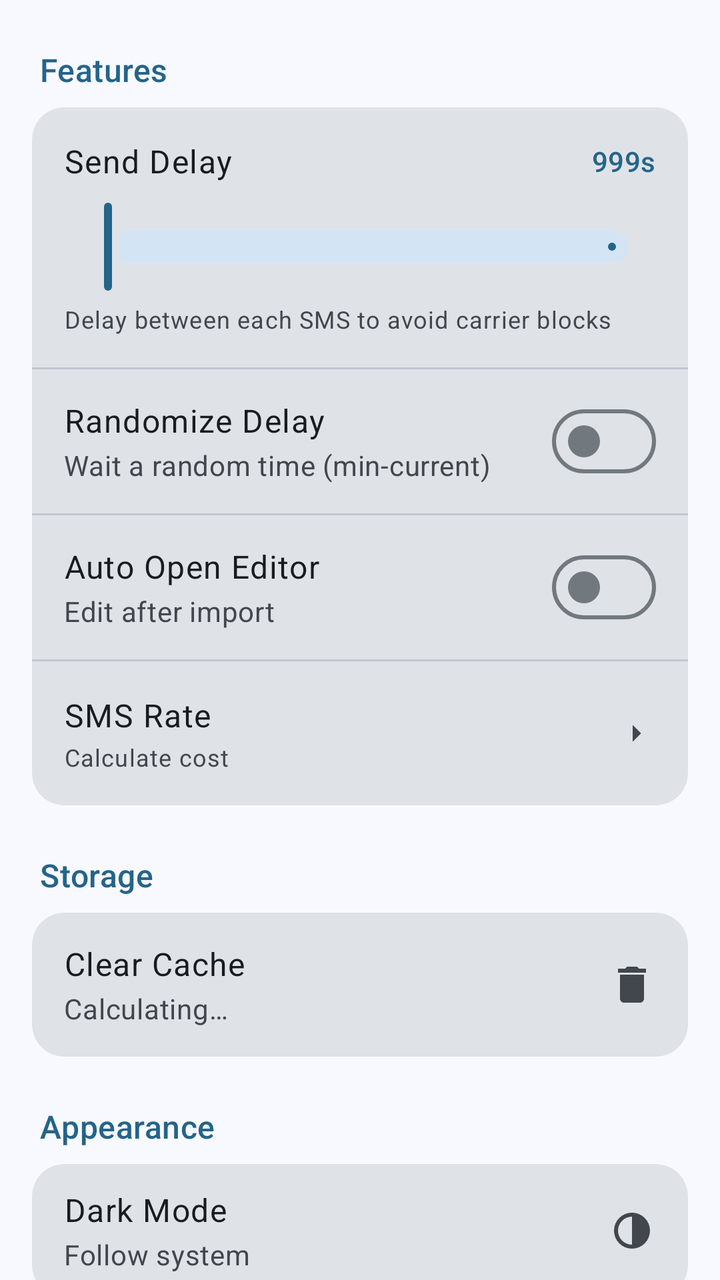
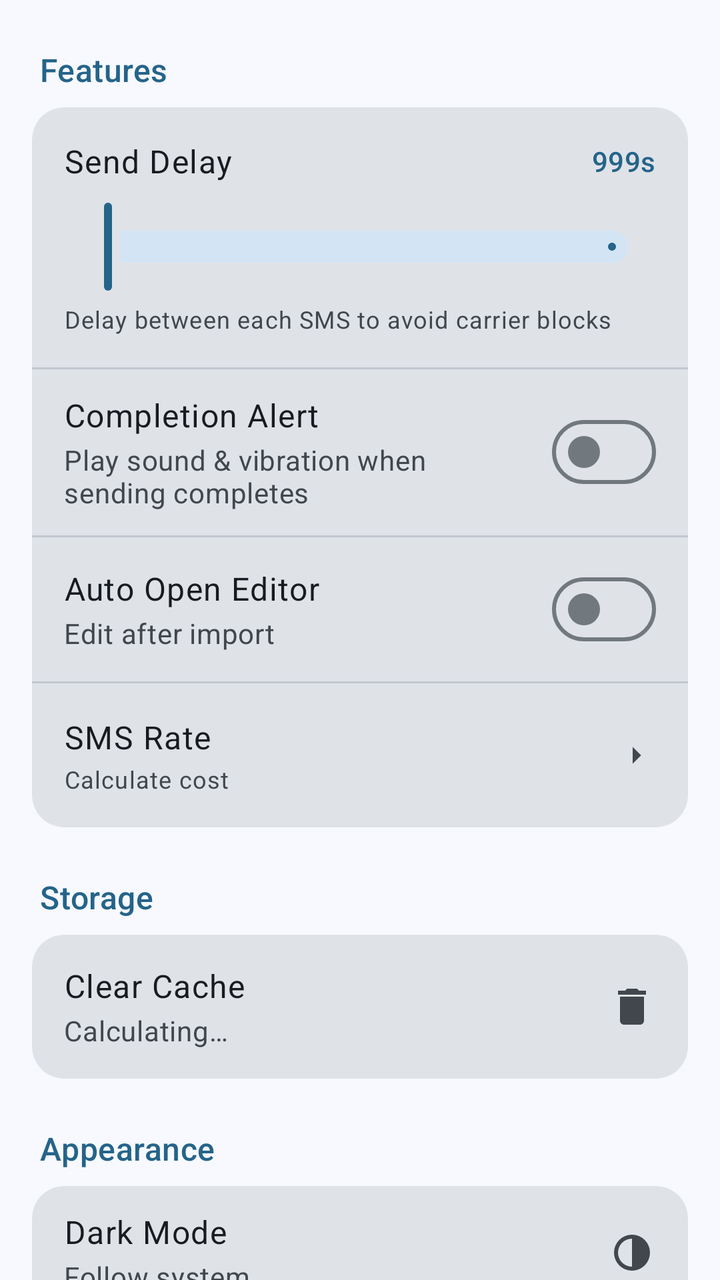

Two renders of the same Android screen: before a commit and after it. Below are the layout's source before the change and the commit's diff.
<!-- AndroidManifest.xml: application theme AppTheme -->
<!-- res/layout/layout_setting.xml -->
<androidx.core.widget.NestedScrollView xmlns:android="http://schemas.android.com/apk/res/android"
    xmlns:app="http://schemas.android.com/apk/res-auto"
    android:layout_width="match_parent"
    android:layout_height="match_parent"
    android:id="@+id/setting_container"
    android:focusable="true"
    android:focusableInTouchMode="true"
    android:fillViewport="true">

    <LinearLayout
        android:layout_width="match_parent"
        android:layout_height="wrap_content"
        android:orientation="vertical"
        android:paddingHorizontal="16dp"
        android:paddingBottom="32dp">

        
        <TextView
            android:layout_width="wrap_content"
            android:layout_height="wrap_content"
            android:layout_marginTop="24dp"
            android:layout_marginBottom="8dp"
            android:layout_marginStart="4dp"
            android:text="@string/category_features"
            android:textAppearance="?attr/textAppearanceTitleMedium"
            android:textColor="?attr/colorPrimary" />

        <com.google.android.material.card.MaterialCardView
            style="?attr/materialCardViewFilledStyle"
            android:layout_width="match_parent"
            android:layout_height="wrap_content"
            app:cardCornerRadius="16dp">

            <LinearLayout
                android:layout_width="match_parent"
                android:layout_height="wrap_content"
                android:orientation="vertical"
                android:divider="@drawable/divider_horizontal"
                android:showDividers="middle">




                
                <LinearLayout
                    android:layout_width="match_parent"
                    android:layout_height="wrap_content"
                    android:orientation="vertical"
                    android:paddingHorizontal="16dp"
                    android:paddingVertical="16dp">

                    <LinearLayout
                        android:layout_width="match_parent"
                        android:layout_height="wrap_content"
                        android:gravity="center_vertical"
                        android:orientation="horizontal">


                        <TextView
                            android:layout_width="0dp"
                            android:layout_height="wrap_content"
                            android:layout_weight="1"
                            android:text="@string/send_delay"
                            android:textAppearance="?attr/textAppearanceBodyLarge"
                            android:textColor="?attr/colorOnSurface" />

                        <TextView
                            android:id="@+id/tv_delay_value"
                            android:layout_width="wrap_content"
                            android:layout_height="wrap_content"
                            android:text="999s"
                            android:textAppearance="?attr/textAppearanceLabelLarge"
                            android:textColor="?attr/colorPrimary" />
                    </LinearLayout>

                    <com.google.android.material.slider.Slider
                        android:id="@+id/slider_delay"
                        android:layout_width="match_parent"
                        android:layout_height="wrap_content"
                        android:layout_marginTop="8dp"
                        app:tickVisible="false" />

                    <TextView
                        android:layout_width="wrap_content"
                        android:layout_height="wrap_content"
                        android:layout_marginTop="4dp"
                        android:text="@string/send_delay_summary"
                        android:textAppearance="?attr/textAppearanceBodySmall"
                        android:textColor="?attr/colorOnSurfaceVariant" />
                </LinearLayout>

                
                <LinearLayout
                    android:layout_width="match_parent"
                    android:layout_height="wrap_content"
                    android:gravity="center_vertical"
                    android:minHeight="72dp"
                    android:orientation="horizontal"
                    android:paddingHorizontal="16dp"
                    android:paddingVertical="12dp">

                    <LinearLayout
                        android:layout_width="0dp"
                        android:layout_height="wrap_content"
                        android:layout_weight="1"
                        android:orientation="vertical">

                        <TextView
                            android:layout_width="wrap_content"
                            android:layout_height="wrap_content"
                            android:text="@string/randomize_delay"
                            android:textAppearance="?attr/textAppearanceBodyLarge"
                            android:textColor="?attr/colorOnSurface" />

                        <TextView
                            android:layout_width="wrap_content"
                            android:layout_height="wrap_content"
                            android:layout_marginTop="2dp"
                            android:text="@string/randomize_delay_summary"
                            android:textAppearance="?attr/textAppearanceBodyMedium"
                            android:textColor="?attr/colorOnSurfaceVariant" />
                    </LinearLayout>

                    <com.google.android.material.materialswitch.MaterialSwitch
                        android:id="@+id/switch_randomize_delay"
                        android:layout_width="wrap_content"
                        android:layout_height="wrap_content"
                        android:layout_marginStart="16dp" />
                </LinearLayout>

                
                <LinearLayout
                    android:layout_width="match_parent"
                    android:layout_height="wrap_content"
                    android:gravity="center_vertical"
                    android:minHeight="72dp"
                    android:orientation="horizontal"
                    android:paddingHorizontal="16dp"
                    android:paddingVertical="12dp">

                    <LinearLayout
                        android:layout_width="0dp"
                        android:layout_height="wrap_content"
                        android:layout_weight="1"
                        android:orientation="vertical">

                        <TextView
                            android:layout_width="wrap_content"
                            android:layout_height="wrap_content"
                            android:text="@string/auto_open_editor"
                            android:textAppearance="?attr/textAppearanceBodyLarge"
                            android:textColor="?attr/colorOnSurface" />

                        <TextView
                            android:layout_width="wrap_content"
                            android:layout_height="wrap_content"
                            android:layout_marginTop="2dp"
                            android:text="@string/auto_open_editor_summary"
                            android:textAppearance="?attr/textAppearanceBodyMedium"
                            android:textColor="?attr/colorOnSurfaceVariant" />
                    </LinearLayout>

                    <com.google.android.material.materialswitch.MaterialSwitch
                        android:id="@+id/switch_auto_editor"
                        android:layout_width="wrap_content"
                        android:layout_height="wrap_content"
                        android:layout_marginStart="16dp" />
                </LinearLayout>
                
                
                <LinearLayout
                    android:id="@+id/card_sms_rate"
                    android:layout_width="match_parent"
                    android:layout_height="wrap_content"
                    android:clickable="true"
                    android:focusable="true"
                    android:gravity="center_vertical"
                    android:orientation="horizontal"
                    android:paddingHorizontal="16dp"
                    android:paddingVertical="16dp"
                    android:background="?attr/selectableItemBackground">


                    <LinearLayout
                        android:layout_width="0dp"
                        android:layout_height="wrap_content"
                        android:layout_weight="1"
                        android:orientation="vertical">
                        <TextView
                            android:layout_width="wrap_content"
                            android:layout_height="wrap_content"
                            android:text="@string/sms_cost"
                            android:textAppearance="?attr/textAppearanceBodyLarge"
                            android:textColor="?attr/colorOnSurface" />
                        <TextView
                            android:layout_width="wrap_content"
                            android:layout_height="wrap_content"
                            android:layout_marginTop="2dp"
                            android:text="@string/sms_cost_summary"
                            android:textAppearance="?attr/textAppearanceBodySmall"
                            android:textColor="?attr/colorOnSurfaceVariant" />
                    </LinearLayout>

                    <TextView
                        android:id="@+id/tv_sms_rate_value"
                        android:layout_width="wrap_content"
                        android:layout_height="wrap_content"
                        android:layout_marginEnd="8dp"
                        android:textAppearance="?attr/textAppearanceLabelLarge"
                        android:textColor="?attr/colorPrimary" />

                    <ImageView
                        android:layout_width="20dp"
                        android:layout_height="20dp"
                        android:src="@drawable/ic_chevron_right"
                        app:tint="?attr/colorOnSurfaceVariant" />
                </LinearLayout>

            </LinearLayout>
        </com.google.android.material.card.MaterialCardView>

        
        <TextView
            android:layout_width="wrap_content"
            android:layout_height="wrap_content"
            android:layout_marginTop="24dp"
            android:layout_marginBottom="8dp"
            android:layout_marginStart="4dp"
            android:text="@string/category_storage"
            android:textAppearance="?attr/textAppearanceTitleMedium"
            android:textColor="?attr/colorPrimary" />

        <com.google.android.material.card.MaterialCardView
            android:id="@+id/card_clear_cache"
            style="?attr/materialCardViewFilledStyle"
            android:layout_width="match_parent"
            android:layout_height="wrap_content"
            android:clickable="true"
            android:focusable="true"
            app:cardCornerRadius="16dp"
            app:rippleColor="?attr/colorPrimaryContainer">

            <LinearLayout
                android:layout_width="match_parent"
                android:layout_height="wrap_content"
                android:gravity="center_vertical"
                android:minHeight="72dp"
                android:orientation="horizontal"
                android:paddingHorizontal="16dp"
                android:paddingVertical="12dp">

                <LinearLayout
                    android:layout_width="0dp"
                    android:layout_height="wrap_content"
                    android:layout_weight="1"
                    android:orientation="vertical">

                    <TextView
                        android:layout_width="wrap_content"
                        android:layout_height="wrap_content"
                        android:text="@string/clear_cache"
                        android:textAppearance="?attr/textAppearanceBodyLarge"
                        android:textColor="?attr/colorOnSurface" />

                    <TextView
                        android:id="@+id/tv_cache"
                        android:layout_width="wrap_content"
                        android:layout_height="wrap_content"
                        android:layout_marginTop="2dp"
                        android:text="@string/calculating"
                        android:textAppearance="?attr/textAppearanceBodyMedium"
                        android:textColor="?attr/colorOnSurfaceVariant" />
                </LinearLayout>

                <ImageView
                    android:layout_width="24dp"
                    android:layout_height="24dp"
                    android:layout_marginStart="16dp"
                    android:src="@drawable/ic_delete"
                    app:tint="?attr/colorOnSurfaceVariant" />

            </LinearLayout>
        </com.google.android.material.card.MaterialCardView>

        
        <TextView
            android:layout_width="wrap_content"
            android:layout_height="wrap_content"
            android:layout_marginTop="24dp"
            android:layout_marginBottom="8dp"
            android:layout_marginStart="4dp"
            android:text="@string/category_appearance"
            android:textAppearance="?attr/textAppearanceTitleMedium"
            android:textColor="?attr/colorPrimary" />

        <com.google.android.material.card.MaterialCardView
            style="?attr/materialCardViewFilledStyle"
            android:layout_width="match_parent"
            android:layout_height="wrap_content"
            app:cardCornerRadius="16dp">

            <LinearLayout
                android:layout_width="match_parent"
                android:layout_height="wrap_content"
                android:orientation="vertical"
                android:divider="@drawable/divider_horizontal"
                android:showDividers="middle">

                
                <LinearLayout
                    android:id="@+id/row_dark_mode"
                    android:layout_width="match_parent"
                    android:layout_height="wrap_content"
                    android:clickable="true"
                    android:focusable="true"
                    android:gravity="center_vertical"
                    android:minHeight="64dp"
                    android:orientation="horizontal"
                    android:paddingHorizontal="16dp"
                    android:paddingVertical="12dp"
                    android:background="?attr/selectableItemBackground">

                    <LinearLayout
                        android:layout_width="0dp"
                        android:layout_height="wrap_content"
                        android:layout_weight="1"
                        android:orientation="vertical">

                        <TextView
                            android:layout_width="wrap_content"
                            android:layout_height="wrap_content"
                            android:text="@string/dark_mode"
                            android:textAppearance="?attr/textAppearanceBodyLarge"
                            android:textColor="?attr/colorOnSurface" />

                        <TextView
                            android:id="@+id/tv_dark_mode_summary"
                            android:layout_width="wrap_content"
                            android:layout_height="wrap_content"
                            android:layout_marginTop="2dp"
                            android:text="@string/dark_mode_summary_system"
                            android:textAppearance="?attr/textAppearanceBodyMedium"
                            android:textColor="?attr/colorOnSurfaceVariant" />
                    </LinearLayout>

                    <ImageView
                        android:layout_width="24dp"
                        android:layout_height="24dp"
                        android:layout_marginStart="16dp"
                        android:src="@drawable/ic_dark_mode"
                        app:tint="?attr/colorOnSurfaceVariant" />

                </LinearLayout>

            </LinearLayout>
        </com.google.android.material.card.MaterialCardView>

        
        <TextView
            android:layout_width="wrap_content"
            android:layout_height="wrap_content"
            android:layout_marginTop="24dp"
            android:layout_marginBottom="8dp"
            android:layout_marginStart="4dp"
            android:text="@string/category_others"
            android:textAppearance="?attr/textAppearanceTitleMedium"
            android:textColor="?attr/colorPrimary" />

        <com.google.android.material.card.MaterialCardView
            style="?attr/materialCardViewFilledStyle"
            android:layout_width="match_parent"
            android:layout_height="wrap_content"
            app:cardCornerRadius="16dp">

            <LinearLayout
                android:layout_width="match_parent"
                android:layout_height="wrap_content"
                android:showDividers="middle"
                android:divider="@drawable/divider_horizontal"
                android:orientation="vertical">

                
                <LinearLayout
                    android:layout_width="match_parent"
                    android:layout_height="wrap_content"
                    android:gravity="center_vertical"
                    android:minHeight="72dp"
                    android:orientation="horizontal"
                    android:paddingHorizontal="16dp"
                    android:paddingVertical="12dp">

                    <LinearLayout
                        android:layout_width="0dp"
                        android:layout_height="wrap_content"
                        android:layout_weight="1"
                        android:orientation="vertical">

                        <TextView
                            android:layout_width="wrap_content"
                            android:layout_height="wrap_content"
                            android:text="@string/sensitive_word_filter"
                            android:textAppearance="?attr/textAppearanceBodyLarge"
                            android:textColor="?attr/colorOnSurface" />

                        <TextView
                            android:layout_width="wrap_content"
                            android:layout_height="wrap_content"
                            android:layout_marginTop="2dp"
                            android:text="@string/sensitive_word_filter_summary"
                            android:textAppearance="?attr/textAppearanceBodyMedium"
                            android:textColor="?attr/colorOnSurfaceVariant" />
                    </LinearLayout>

                    <com.google.android.material.materialswitch.MaterialSwitch
                        android:id="@+id/switch_sensitive_word"
                        android:layout_width="wrap_content"
                        android:layout_height="wrap_content"
                        android:layout_marginStart="16dp" />
                </LinearLayout>

                <LinearLayout
                    android:id="@+id/row_language"
                    android:layout_width="match_parent"
                    android:layout_height="wrap_content"
                    android:clickable="true"
                    android:focusable="true"
                    android:gravity="center_vertical"
                    android:minHeight="64dp"
                    android:orientation="horizontal"
                    android:paddingHorizontal="16dp"
                    android:paddingVertical="12dp"
                    android:background="?attr/selectableItemBackground">

                    <LinearLayout
                        android:layout_width="0dp"
                        android:layout_height="wrap_content"
                        android:layout_weight="1"
                        android:orientation="vertical">

                        <TextView
                            android:layout_width="wrap_content"
                            android:layout_height="wrap_content"
                            android:text="@string/switch_language"
                            android:textAppearance="?attr/textAppearanceBodyLarge"
                            android:textColor="?attr/colorOnSurface" />

                        <TextView
                            android:id="@+id/tv_language"
                            android:layout_width="wrap_content"
                            android:layout_height="wrap_content"
                            android:layout_marginTop="2dp"
                            android:text="@string/language_auto"
                            android:textAppearance="?attr/textAppearanceBodyMedium"
                            android:textColor="?attr/colorOnSurfaceVariant" />
                    </LinearLayout>

                    <ImageView
                        android:layout_width="22dp"
                        android:layout_height="22dp"
                        android:layout_marginStart="16dp"
                        android:src="@drawable/ic_translate"
                        app:tint="?attr/colorOnSurfaceVariant" />

                </LinearLayout>

                
                <LinearLayout
                    android:id="@+id/row_check_update"
                    android:layout_width="match_parent"
                    android:layout_height="wrap_content"
                    android:clickable="true"
                    android:focusable="true"
                    android:gravity="center_vertical"
                    android:minHeight="48dp"
                    android:orientation="horizontal"
                    android:paddingHorizontal="16dp"
                    android:paddingVertical="12dp"
                    android:background="?attr/selectableItemBackground">

                    <LinearLayout
                        android:layout_width="0dp"
                        android:layout_height="wrap_content"
                        android:layout_weight="1"
                        android:orientation="vertical">

                        <TextView
                            android:layout_width="wrap_content"
                            android:layout_height="wrap_content"
                            android:text="@string/check_update"
                            android:textAppearance="?attr/textAppearanceBodyLarge"
                            android:textColor="?attr/colorOnSurface" />
                    </LinearLayout>

                    <ImageView
                        android:layout_width="22dp"
                        android:layout_height="22dp"
                        android:layout_marginStart="16dp"
                        android:src="@drawable/ic_update"
                        app:tint="?attr/colorOnSurfaceVariant" />

                </LinearLayout>

                
                <LinearLayout
                    android:id="@+id/row_export_log"
                    android:layout_width="match_parent"
                    android:layout_height="wrap_content"
                    android:clickable="true"
                    android:focusable="true"
                    android:gravity="center_vertical"
                    android:minHeight="48dp"
                    android:orientation="horizontal"
                    android:paddingHorizontal="16dp"
                    android:paddingVertical="12dp"
                    android:background="?attr/selectableItemBackground">

                    <LinearLayout
                        android:layout_width="0dp"
                        android:layout_height="wrap_content"
                        android:layout_weight="1"
                        android:orientation="vertical">

                        <TextView
                            android:layout_width="wrap_content"
                            android:layout_height="wrap_content"
                            android:text="@string/debug_log"
                            android:textAppearance="?attr/textAppearanceBodyLarge"
                            android:textColor="?attr/colorOnSurface" />








                    </LinearLayout>

                    <ImageView
                        android:layout_width="22dp"
                        android:layout_height="22dp"
                        android:layout_marginStart="16dp"
                        android:src="@drawable/ic_bug"
                        app:tint="?attr/colorOnSurfaceVariant" />

                </LinearLayout>

                
                <LinearLayout
                    android:id="@+id/row_about_app"
                    android:layout_width="match_parent"
                    android:layout_height="wrap_content"
                    android:clickable="true"
                    android:focusable="true"
                    android:gravity="center_vertical"
                    android:minHeight="48dp"
                    android:orientation="horizontal"
                    android:paddingHorizontal="16dp"
                    android:paddingVertical="12dp"
                    android:background="?attr/selectableItemBackground">

                    <LinearLayout
                        android:layout_width="0dp"
                        android:layout_height="wrap_content"
                        android:layout_weight="1"
                        android:orientation="vertical">

                        <TextView
                            android:layout_width="wrap_content"
                            android:layout_height="wrap_content"
                            android:text="@string/about_app"
                            android:textAppearance="?attr/textAppearanceBodyLarge"
                            android:textColor="?attr/colorOnSurface" />







                    </LinearLayout>

                    <ImageView
                        android:layout_width="22dp"
                        android:layout_height="22dp"
                        android:layout_marginStart="16dp"
                        android:src="@drawable/ic_info"
                        app:tint="?attr/colorOnSurfaceVariant" />

                </LinearLayout>
            </LinearLayout>
        </com.google.android.material.card.MaterialCardView>

    </LinearLayout>
</androidx.core.widget.NestedScrollView>
<!-- resources referenced by this layout -->
<resources>
  <string name="about_app">About App</string>
  <string name="auto_open_editor">Auto Open Editor</string>
  <string name="auto_open_editor_summary">Edit after import</string>
  <string name="calculating">Calculating…</string>
  <string name="category_appearance">Appearance</string>
  <string name="category_features">Features</string>
  <string name="category_others">Others</string>
  <string name="category_storage">Storage</string>
  <string name="check_update">Check for Updates</string>
  <string name="clear_cache">Clear Cache</string>
  <string name="dark_mode">Dark Mode</string>
  <string name="dark_mode_summary_system">Follow system</string>
  <string name="debug_log">Debug Logs</string>
  <string name="language_auto">Auto (System)</string>
  <string name="randomize_delay">Randomize Delay</string>
  <string name="randomize_delay_summary">Wait a random time (min-current)</string>
  <string name="send_delay">Send Delay</string>
  <string name="send_delay_summary">Delay between each SMS to avoid carrier blocks</string>
  <string name="sensitive_word_filter">Sensitive Word Filter</string>
  <string name="sensitive_word_filter_summary">Block messages containing sensitive words</string>
  <string name="sms_cost">SMS Rate</string>
  <string name="sms_cost_summary">Calculate cost</string>
  <string name="switch_language">Language</string>
  <color name="md_theme_primary">#256489</color>
  <color name="md_theme_onPrimary">#FFFFFF</color>
  <color name="md_theme_primaryContainer">#C9E6FF</color>
  <color name="md_theme_onPrimaryContainer">#004C6E</color>
  <color name="md_theme_secondary">#4F606E</color>
  <color name="md_theme_onSecondary">#FFFFFF</color>
  <color name="md_theme_secondaryContainer">#D3E5F5</color>
  <color name="md_theme_onSecondaryContainer">#384956</color>
  <color name="md_theme_tertiary">#64597C</color>
  <color name="md_theme_onTertiary">#FFFFFF</color>
  <color name="md_theme_tertiaryContainer">#EADDFF</color>
  <color name="md_theme_onTertiaryContainer">#4C4163</color>
  <color name="md_theme_error">#BA1A1A</color>
  <color name="md_theme_onError">#FFFFFF</color>
  <color name="md_theme_errorContainer">#FFDAD6</color>
  <color name="md_theme_onErrorContainer">#93000A</color>
  <color name="md_theme_background">#F7F9FE</color>
  <color name="md_theme_onBackground">#181C20</color>
  <color name="md_theme_surface">#F7F9FE</color>
  <color name="md_theme_onSurface">#181C20</color>
  <color name="md_theme_surfaceVariant">#DDE3EA</color>
  <color name="md_theme_onSurfaceVariant">#41474D</color>
  <color name="md_theme_outline">#71787E</color>
  <color name="md_theme_outlineVariant">#C1C7CE</color>
  <color name="md_theme_inverseSurface">#2D3135</color>
  <color name="md_theme_inverseOnSurface">#EEF1F6</color>
  <color name="md_theme_inversePrimary">#94CDF7</color>
  <color name="md_theme_primaryFixed">#C9E6FF</color>
  <color name="md_theme_onPrimaryFixed">#001E2F</color>
  <color name="md_theme_primaryFixedDim">#94CDF7</color>
  <color name="md_theme_onPrimaryFixedVariant">#004C6E</color>
  <color name="md_theme_secondaryFixed">#D3E5F5</color>
  <color name="md_theme_onSecondaryFixed">#0C1D29</color>
  <color name="md_theme_secondaryFixedDim">#B7C9D9</color>
  <color name="md_theme_onSecondaryFixedVariant">#384956</color>
  <color name="md_theme_tertiaryFixed">#EADDFF</color>
  <color name="md_theme_onTertiaryFixed">#1F1635</color>
  <color name="md_theme_tertiaryFixedDim">#CEC0E8</color>
  <color name="md_theme_onTertiaryFixedVariant">#4C4163</color>
  <color name="md_theme_surfaceDim">#D7DADF</color>
  <color name="md_theme_surfaceBright">#F7F9FE</color>
  <color name="md_theme_surfaceContainerLowest">#FFFFFF</color>
  <color name="md_theme_surfaceContainerLow">#F1F4F9</color>
  <color name="md_theme_surfaceContainer">#EBEEF3</color>
  <color name="md_theme_surfaceContainerHigh">#E5E8ED</color>
  <color name="md_theme_surfaceContainerHighest">#DFE3E8</color>
</resources>

<!-- the commit's change to res/layout/layout_setting.xml (unified diff, before → after) -->
@@ -108,7 +108,7 @@
                         <TextView
                             android:layout_width="wrap_content"
                             android:layout_height="wrap_content"
-                            android:text="@string/randomize_delay"
+                            android:text="@string/completion_alert"
                             android:textAppearance="?attr/textAppearanceBodyLarge"
                             android:textColor="?attr/colorOnSurface" />
 
@@ -116,13 +116,13 @@
                             android:layout_width="wrap_content"
                             android:layout_height="wrap_content"
                             android:layout_marginTop="2dp"
-                            android:text="@string/randomize_delay_summary"
+                            android:text="@string/completion_alert_summary"
                             android:textAppearance="?attr/textAppearanceBodyMedium"
                             android:textColor="?attr/colorOnSurfaceVariant" />
                     </LinearLayout>
 
                     <com.google.android.material.materialswitch.MaterialSwitch
-                        android:id="@+id/switch_randomize_delay"
+                        android:id="@+id/switch_completion_alert"
                         android:layout_width="wrap_content"
                         android:layout_height="wrap_content"
                         android:layout_marginStart="16dp" />
<!-- resource entries referenced after the edit -->
@@ -10,12 +10,12 @@
   <string name="category_storage">Storage</string>
   <string name="check_update">Check for Updates</string>
   <string name="clear_cache">Clear Cache</string>
+  <string name="completion_alert">Completion Alert</string>
+  <string name="completion_alert_summary">Play sound &amp; vibration when sending completes</string>
   <string name="dark_mode">Dark Mode</string>
   <string name="dark_mode_summary_system">Follow system</string>
   <string name="debug_log">Debug Logs</string>
   <string name="language_auto">Auto (System)</string>
-  <string name="randomize_delay">Randomize Delay</string>
-  <string name="randomize_delay_summary">Wait a random time (min-current)</string>
   <string name="send_delay">Send Delay</string>
   <string name="send_delay_summary">Delay between each SMS to avoid carrier blocks</string>
   <string name="sensitive_word_filter">Sensitive Word Filter</string>
